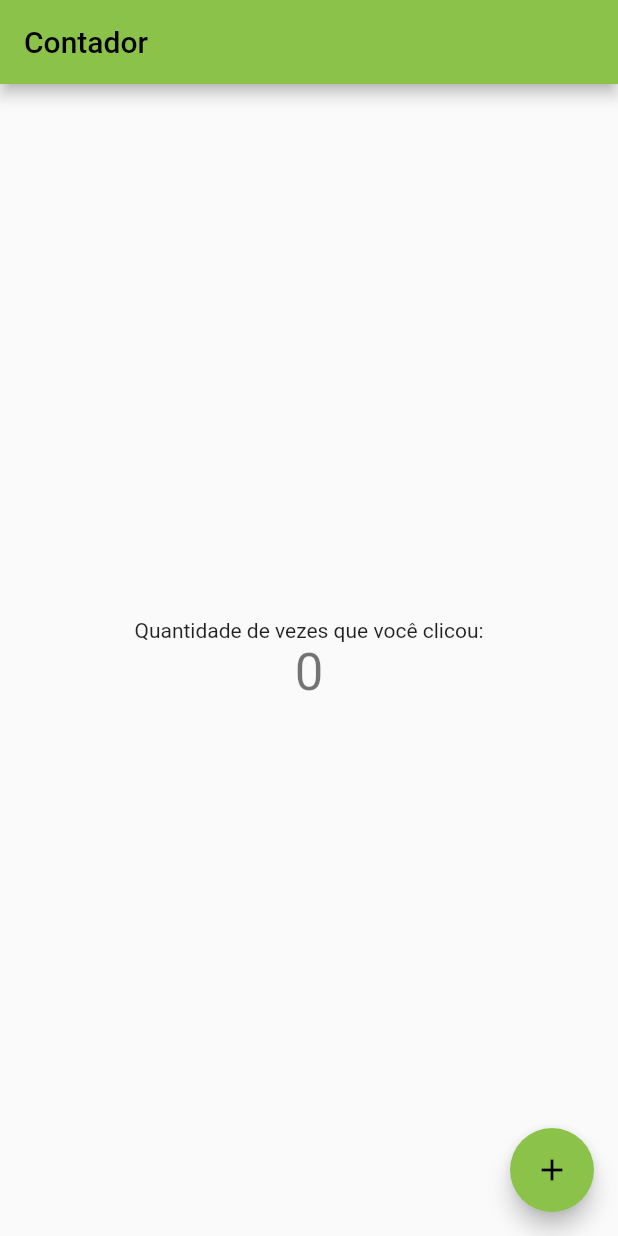
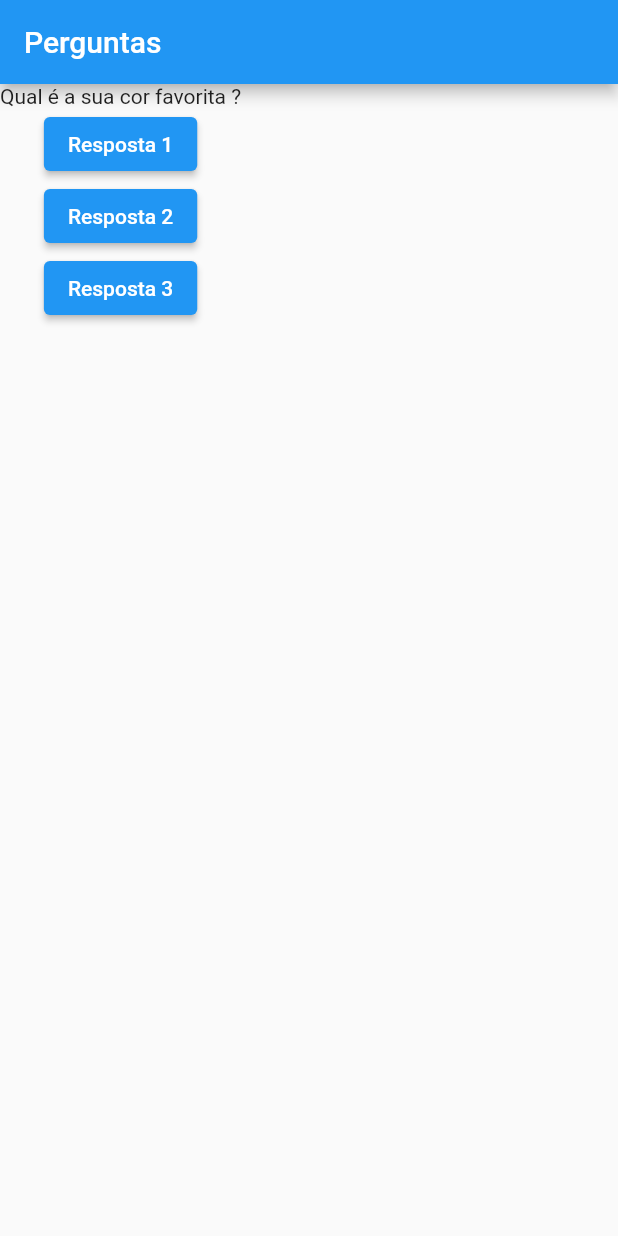
Before and after one commit to AbnerSilvaBarbosa/Estudos_Flutter, a Flutter app: the screen it shows after launch, on a phone screen of 412 x 824 dp. Run offline on Flutter 3.47's test engine with Material 2 defaults, Android fonts, the phone set to English and light mode, and no system bars.

```diff
--- a/projeto_perguntas/lib/main.dart
+++ b/projeto_perguntas/lib/main.dart
@@ -1,106 +1,43 @@
 import 'package:flutter/material.dart';
 
-void main() {
-  runApp(const MyApp());
+main() {
+  runApp(PerguntaApp());
 }
 
-class MyApp extends StatelessWidget {
-  const MyApp({Key? key}) : super(key: key);
+class _PerguntasAppState extends State<PerguntaApp> {
+  var perguntasSelecionada = 0;
 
-  // This widget is the root of your application.
-  @override
-  Widget build(BuildContext context) {
-    return MaterialApp(
-      title: 'Flutter Demo',
-      theme: ThemeData(
-        primarySwatch: Colors.lightGreen,
-      ),
-      home: const MyHomePage(title: 'Contador'),
-    );
-  }
-}
-
-class MyHomePage extends StatefulWidget {
-  const MyHomePage({Key? key, required this.title}) : super(key: key);
-
-  // This widget is the home page of your application. It is stateful, meaning
-  // that it has a State object (defined below) that contains fields that affect
-  // how it looks.
-
-  // This class is the configuration for the state. It holds the values (in this
-  // case the title) provided by the parent (in this case the App widget) and
-  // used by the build method of the State. Fields in a Widget subclass are
-  // always marked "final".
-
-  final String title;
-
-  @override
-  State<MyHomePage> createState() => _MyHomePageState();
-}
-
-class _MyHomePageState extends State<MyHomePage> {
-  int _counter = 0;
-
-  void _incrementCounter() {
+  void _responder() {
     setState(() {
-      // This call to setState tells the Flutter framework that something has
-      // changed in this State, which causes it to rerun the build method below
-      // so that the display can reflect the updated values. If we changed
-      // _counter without calling setState(), then the build method would not be
-      // called again, and so nothing would appear to happen.
-      _counter++;
+      perguntasSelecionada++;
     });
+    print('Pergunta respondida');
   }
 
   @override
   Widget build(BuildContext context) {
-    // This method is rerun every time setState is called, for instance as done
-    // by the _incrementCounter method above.
-    //
-    // The Flutter framework has been optimized to make rerunning build methods
-    // fast, so that you can just rebuild anything that needs updating rather
-    // than having to individually change instances of widgets.
-    return Scaffold(
-      appBar: AppBar(
-        // Here we take the value from the MyHomePage object that was created by
-        // the App.build method, and use it to set our appbar title.
-        title: Text(widget.title),
+    final perguntas = [
+      'Qual é a sua cor favorita ?',
+      'Qual é o seu animal favorito ?'
+    ];
+
+    return MaterialApp(
+        home: Scaffold(
+      appBar: AppBar(title: Text('Perguntas')),
+      body: Column(
+        children: [
+          Text(perguntas[perguntasSelecionada]),
+          ElevatedButton(onPressed: _responder, child: Text('Resposta 1')),
+          ElevatedButton(onPressed: _responder, child: Text('Resposta 2')),
+          ElevatedButton(onPressed: _responder, child: Text('Resposta 3'))
+        ],
       ),
-      body: Center(
-        // Center is a layout widget. It takes a single child and positions it
-        // in the middle of the parent.
-        child: Column(
-          // Column is also a layout widget. It takes a list of children and
-          // arranges them vertically. By default, it sizes itself to fit its
-          // children horizontally, and tries to be as tall as its parent.
-          //
-          // Invoke "debug painting" (press "p" in the console, choose the
-          // "Toggle Debug Paint" action from the Flutter Inspector in Android
-          // Studio, or the "Toggle Debug Paint" command in Visual Studio Code)
-          // to see the wireframe for each widget.
-          //
-          // Column has various properties to control how it sizes itself and
-          // how it positions its children. Here we use mainAxisAlignment to
-          // center the children vertically; the main axis here is the vertical
-          // axis because Columns are vertical (the cross axis would be
-          // horizontal).
-          mainAxisAlignment: MainAxisAlignment.center,
-          children: <Widget>[
-            const Text(
-              'Quantidade de vezes que você clicou:',
-            ),
-            Text(
-              '$_counter',
-              style: Theme.of(context).textTheme.headline4,
-            ),
-          ],
-        ),
-      ),
-      floatingActionButton: FloatingActionButton(
-        onPressed: _incrementCounter,
-        tooltip: 'Increment',
-        child: const Icon(Icons.add),
-      ), // This trailing comma makes auto-formatting nicer for build methods.
-    );
+    ));
   }
 }
+
+class PerguntaApp extends StatefulWidget {
+  _PerguntasAppState createState() {
+    return _PerguntasAppState();
+  }
+}
```
Also changed, not shown: projeto_perguntas/lib/exercicios.dart (+24 -0 lines).
